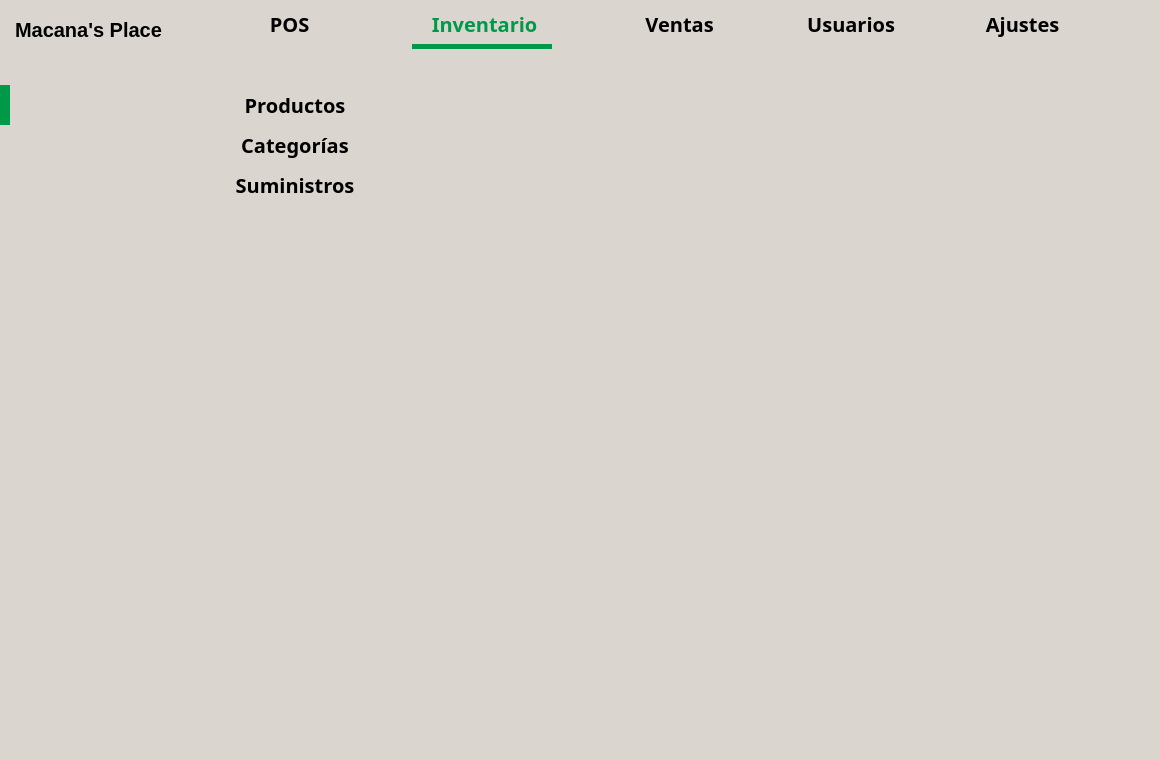
Qt form POS_Application/src/ui/inventory/inventory.ui (Svndda/POS) before a commit.
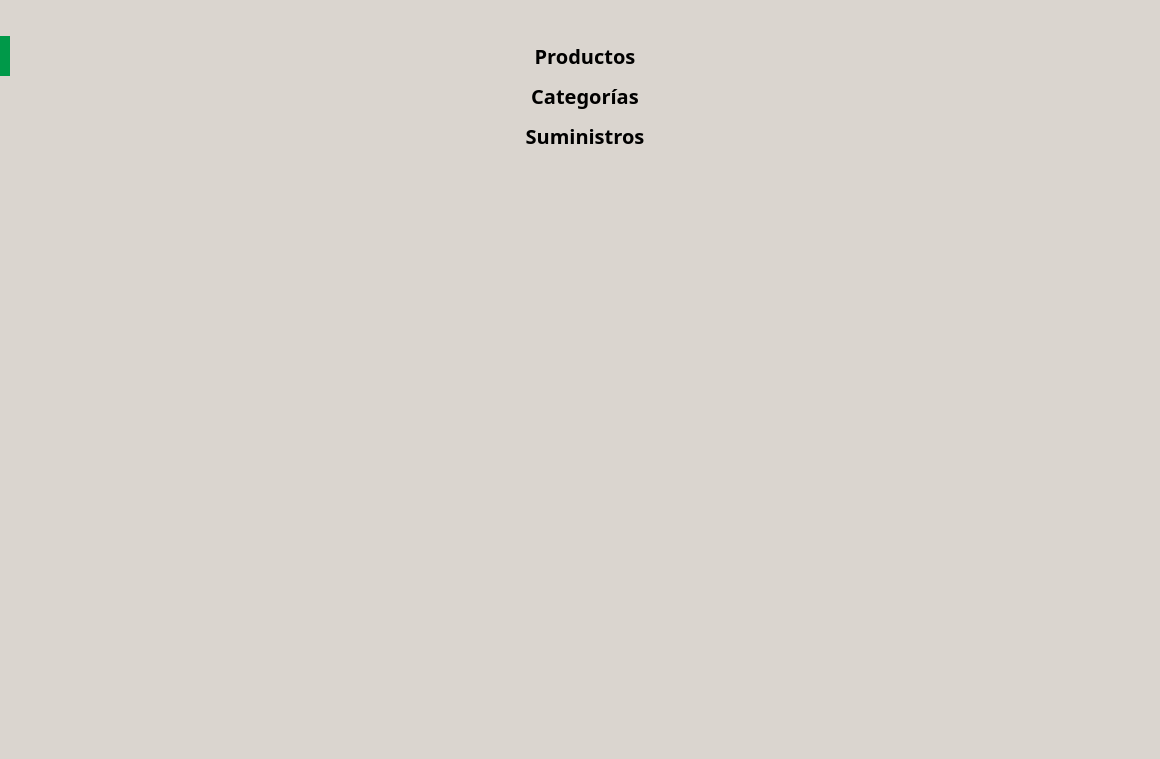
The same form after that commit. Icons and pictures are not drawn.

What changed in the file:
```diff
--- a/POS_Application/src/ui/inventory/inventory.ui
+++ b/POS_Application/src/ui/inventory/inventory.ui
@@ -40,7 +40,7 @@
     <number>0</number>
    </property>
    <property name="topMargin">
-    <number>10</number>
+    <number>0</number>
    </property>
    <property name="rightMargin">
     <number>0</number>
@@ -51,7 +51,7 @@
    <property name="spacing">
     <number>0</number>
    </property>
-   <item row="1" column="0">
+   <item row="0" column="0">
     <layout class="QVBoxLayout" name="verticalLayout">
      <property name="spacing">
       <number>0</number>
@@ -343,595 +343,6 @@
      </item>
     </layout>
    </item>
-   <item row="0" column="0" colspan="2">
-    <layout class="QHBoxLayout" name="horizontalLayout">
-     <property name="spacing">
-      <number>0</number>
-     </property>
-     <property name="sizeConstraint">
-      <enum>QLayout::SizeConstraint::SetDefaultConstraint</enum>
-     </property>
-     <property name="leftMargin">
-      <number>15</number>
-     </property>
-     <property name="topMargin">
-      <number>0</number>
-     </property>
-     <property name="rightMargin">
-      <number>15</number>
-     </property>
-     <property name="bottomMargin">
-      <number>0</number>
-     </property>
-     <item>
-      <widget class="QLabel" name="programName_label">
-       <property name="sizePolicy">
-        <sizepolicy hsizetype="Expanding" vsizetype="Preferred">
-         <horstretch>0</horstretch>
-         <verstretch>0</verstretch>
-        </sizepolicy>
-       </property>
-       <property name="font">
-        <font>
-         <pointsize>15</pointsize>
-         <bold>true</bold>
-        </font>
-       </property>
-       <property name="styleSheet">
-        <string notr="true">color:black;</string>
-       </property>
-       <property name="text">
-        <string>Macana's Place</string>
-       </property>
-      </widget>
-     </item>
-     <item>
-      <spacer name="horizontalSpacer_3">
-       <property name="orientation">
-        <enum>Qt::Orientation::Horizontal</enum>
-       </property>
-       <property name="sizeHint" stdset="0">
-        <size>
-         <width>40</width>
-         <height>20</height>
-        </size>
-       </property>
-      </spacer>
-     </item>
-     <item>
-      <layout class="QVBoxLayout" name="verticalLayout_2">
-       <item>
-        <widget class="QPushButton" name="pushButton_4">
-         <property name="sizePolicy">
-          <sizepolicy hsizetype="Expanding" vsizetype="Maximum">
-           <horstretch>0</horstretch>
-           <verstretch>0</verstretch>
-          </sizepolicy>
-         </property>
-         <property name="minimumSize">
-          <size>
-           <width>0</width>
-           <height>10</height>
-          </size>
-         </property>
-         <property name="maximumSize">
-          <size>
-           <width>16777215</width>
-           <height>200</height>
-          </size>
-         </property>
-         <property name="font">
-          <font>
-           <family>Segoe UI Variable</family>
-           <pointsize>15</pointsize>
-           <bold>true</bold>
-          </font>
-         </property>
-         <property name="styleSheet">
-          <string notr="true">QPushButton {
-  background-color: transparent;      /* Color de fondo normal */
-               /* Color del texto normal */
-	color: rgb(0, 0, 0);
-  text-align: center;
- border: none
-}
-
-QPushButton:hover {
-  background-color: transparent;     /* Fondo al pasar el mouse */
-  color: white;              /* Color del texto al pasar el mouse */
-}
-
-QPushButton:pressed {
-  background-color: transparent;     /* Fondo al presionar */
-  color: rgb(0, 153, 73);               /* Color del texto al presionar */
-}
-
-QPushButton:disabled {
-  background-color: rgb(39, 39, 43);     /* Fondo deshabilitado */
-  color: #7f8c8d;                /* Color del texto deshabilitado */
-}
-
-QPushButton:checked {
-  background-color: #27ae60;     /* Fondo cuando está checkable y activado */
-  color: #ecf0f1;        
-}
-
-</string>
-         </property>
-         <property name="text">
-          <string> POS</string>
-         </property>
-         <property name="icon">
-          <iconset theme="QIcon::ThemeIcon::EditPaste"/>
-         </property>
-         <property name="iconSize">
-          <size>
-           <width>25</width>
-           <height>25</height>
-          </size>
-         </property>
-        </widget>
-       </item>
-       <item>
-        <widget class="QWidget" name="widget_5" native="true">
-         <property name="sizePolicy">
-          <sizepolicy hsizetype="Expanding" vsizetype="Preferred">
-           <horstretch>0</horstretch>
-           <verstretch>0</verstretch>
-          </sizepolicy>
-         </property>
-         <property name="minimumSize">
-          <size>
-           <width>0</width>
-           <height>5</height>
-          </size>
-         </property>
-        </widget>
-       </item>
-      </layout>
-     </item>
-     <item>
-      <spacer name="horizontalSpacer_4">
-       <property name="orientation">
-        <enum>Qt::Orientation::Horizontal</enum>
-       </property>
-       <property name="sizeHint" stdset="0">
-        <size>
-         <width>40</width>
-         <height>20</height>
-        </size>
-       </property>
-      </spacer>
-     </item>
-     <item>
-      <layout class="QVBoxLayout" name="verticalLayout_3">
-       <property name="spacing">
-        <number>6</number>
-       </property>
-       <property name="topMargin">
-        <number>0</number>
-       </property>
-       <item>
-        <widget class="QPushButton" name="pushButton_3">
-         <property name="sizePolicy">
-          <sizepolicy hsizetype="Expanding" vsizetype="Maximum">
-           <horstretch>0</horstretch>
-           <verstretch>0</verstretch>
-          </sizepolicy>
-         </property>
-         <property name="minimumSize">
-          <size>
-           <width>0</width>
-           <height>10</height>
-          </size>
-         </property>
-         <property name="maximumSize">
-          <size>
-           <width>16777215</width>
-           <height>200</height>
-          </size>
-         </property>
-         <property name="font">
-          <font>
-           <family>Segoe UI Variable</family>
-           <pointsize>15</pointsize>
-           <bold>true</bold>
-          </font>
-         </property>
-         <property name="styleSheet">
-          <string notr="true">QPushButton {
-  background-color: transparent;      /* Color de fondo normal */
-  color: rgb(0, 153, 73);               /* Color del texto normal */
-  text-align: center;
- border: none
-}
-
-QPushButton:hover {
-  background-color: transparent;     /* Fondo al pasar el mouse */
-  color: rgb(0, 153, 73);              /* Color del texto al pasar el mouse */
-}
-
-QPushButton:pressed {
-  background-color: transparent;     /* Fondo al presionar */
-  color: rgb(0, 153, 73);               /* Color del texto al presionar */
-}
-
-QPushButton:disabled {
-  background-color: rgb(39, 39, 43);     /* Fondo deshabilitado */
-  color: #7f8c8d;                /* Color del texto deshabilitado */
-}
-
-QPushButton:checked {
-  background-color: #27ae60;     /* Fondo cuando está checkable y activado */
-  color: #ecf0f1;        
-}
-</string>
-         </property>
-         <property name="text">
-          <string> Inventario</string>
-         </property>
-         <property name="icon">
-          <iconset theme="QIcon::ThemeIcon::FolderOpen"/>
-         </property>
-         <property name="iconSize">
-          <size>
-           <width>25</width>
-           <height>25</height>
-          </size>
-         </property>
-        </widget>
-       </item>
-       <item>
-        <widget class="QWidget" name="widget_6" native="true">
-         <property name="sizePolicy">
-          <sizepolicy hsizetype="Expanding" vsizetype="Preferred">
-           <horstretch>0</horstretch>
-           <verstretch>0</verstretch>
-          </sizepolicy>
-         </property>
-         <property name="minimumSize">
-          <size>
-           <width>140</width>
-           <height>5</height>
-          </size>
-         </property>
-         <property name="styleSheet">
-          <string notr="true">background-color: rgb(0, 153, 73);</string>
-         </property>
-        </widget>
-       </item>
-      </layout>
-     </item>
-     <item>
-      <spacer name="horizontalSpacer_5">
-       <property name="orientation">
-        <enum>Qt::Orientation::Horizontal</enum>
-       </property>
-       <property name="sizeHint" stdset="0">
-        <size>
-         <width>40</width>
-         <height>20</height>
-        </size>
-       </property>
-      </spacer>
-     </item>
-     <item>
-      <layout class="QVBoxLayout" name="verticalLayout_4">
-       <item>
-        <widget class="QPushButton" name="pushButton_5">
-         <property name="sizePolicy">
-          <sizepolicy hsizetype="Expanding" vsizetype="Maximum">
-           <horstretch>0</horstretch>
-           <verstretch>0</verstretch>
-          </sizepolicy>
-         </property>
-         <property name="minimumSize">
-          <size>
-           <width>0</width>
-           <height>10</height>
-          </size>
-         </property>
-         <property name="maximumSize">
-          <size>
-           <width>16777215</width>
-           <height>200</height>
-          </size>
-         </property>
-         <property name="font">
-          <font>
-           <family>Segoe UI Variable</family>
-           <pointsize>15</pointsize>
-           <bold>true</bold>
-          </font>
-         </property>
-         <property name="styleSheet">
-          <string notr="true">QPushButton {
-  background-color: transparent;      /* Color de fondo normal */
-               /* Color del texto normal */
-	color: rgb(0, 0, 0);
-  text-align: center;
- border: none
-}
-
-QPushButton:hover {
-  background-color: transparent;     /* Fondo al pasar el mouse */
-  color: white;              /* Color del texto al pasar el mouse */
-}
-
-QPushButton:pressed {
-  background-color: transparent;     /* Fondo al presionar */
-  color: rgb(0, 153, 73);               /* Color del texto al presionar */
-}
-
-QPushButton:disabled {
-  background-color: rgb(39, 39, 43);     /* Fondo deshabilitado */
-  color: #7f8c8d;                /* Color del texto deshabilitado */
-}
-
-QPushButton:checked {
-  background-color: #27ae60;     /* Fondo cuando está checkable y activado */
-  color: #ecf0f1;        
-}
-
-</string>
-         </property>
-         <property name="text">
-          <string> Ventas</string>
-         </property>
-         <property name="icon">
-          <iconset theme="QIcon::ThemeIcon::ViewFullscreen"/>
-         </property>
-         <property name="iconSize">
-          <size>
-           <width>25</width>
-           <height>25</height>
-          </size>
-         </property>
-        </widget>
-       </item>
-       <item>
-        <widget class="QWidget" name="widget_7" native="true">
-         <property name="sizePolicy">
-          <sizepolicy hsizetype="Expanding" vsizetype="Preferred">
-           <horstretch>0</horstretch>
-           <verstretch>0</verstretch>
-          </sizepolicy>
-         </property>
-         <property name="minimumSize">
-          <size>
-           <width>0</width>
-           <height>5</height>
-          </size>
-         </property>
-        </widget>
-       </item>
-      </layout>
-     </item>
-     <item>
-      <spacer name="horizontalSpacer_6">
-       <property name="orientation">
-        <enum>Qt::Orientation::Horizontal</enum>
-       </property>
-       <property name="sizeHint" stdset="0">
-        <size>
-         <width>40</width>
-         <height>20</height>
-        </size>
-       </property>
-      </spacer>
-     </item>
-     <item>
-      <layout class="QVBoxLayout" name="verticalLayout_5">
-       <item>
-        <widget class="QPushButton" name="pushButton_7">
-         <property name="sizePolicy">
-          <sizepolicy hsizetype="Expanding" vsizetype="Maximum">
-           <horstretch>0</horstretch>
-           <verstretch>0</verstretch>
-          </sizepolicy>
-         </property>
-         <property name="minimumSize">
-          <size>
-           <width>0</width>
-           <height>10</height>
-          </size>
-         </property>
-         <property name="maximumSize">
-          <size>
-           <width>16777215</width>
-           <height>200</height>
-          </size>
-         </property>
-         <property name="font">
-          <font>
-           <family>Segoe UI Variable</family>
-           <pointsize>15</pointsize>
-           <bold>true</bold>
-          </font>
-         </property>
-         <property name="styleSheet">
-          <string notr="true">QPushButton {
-  background-color: transparent;      /* Color de fondo normal */
-               /* Color del texto normal */
-	color: rgb(0, 0, 0);
-  text-align: center;
- border: none
-}
-
-QPushButton:hover {
-  background-color: transparent;     /* Fondo al pasar el mouse */
-  color: white;              /* Color del texto al pasar el mouse */
-}
-
-QPushButton:pressed {
-  background-color: transparent;     /* Fondo al presionar */
-  color: rgb(0, 153, 73);               /* Color del texto al presionar */
-}
-
-QPushButton:disabled {
-  background-color: rgb(39, 39, 43);     /* Fondo deshabilitado */
-  color: #7f8c8d;                /* Color del texto deshabilitado */
-}
-
-QPushButton:checked {
-  background-color: #27ae60;     /* Fondo cuando está checkable y activado */
-  color: #ecf0f1;        
-}
-
-</string>
-         </property>
-         <property name="text">
-          <string> Usuarios</string>
-         </property>
-         <property name="icon">
-          <iconset theme="QIcon::ThemeIcon::ContactNew"/>
-         </property>
-         <property name="iconSize">
-          <size>
-           <width>25</width>
-           <height>25</height>
-          </size>
-         </property>
-        </widget>
-       </item>
-       <item>
-        <widget class="QWidget" name="widget_8" native="true">
-         <property name="sizePolicy">
-          <sizepolicy hsizetype="Expanding" vsizetype="Preferred">
-           <horstretch>0</horstretch>
-           <verstretch>0</verstretch>
-          </sizepolicy>
-         </property>
-         <property name="minimumSize">
-          <size>
-           <width>0</width>
-           <height>5</height>
-          </size>
-         </property>
-        </widget>
-       </item>
-      </layout>
-     </item>
-     <item>
-      <spacer name="horizontalSpacer_7">
-       <property name="orientation">
-        <enum>Qt::Orientation::Horizontal</enum>
-       </property>
-       <property name="sizeHint" stdset="0">
-        <size>
-         <width>40</width>
-         <height>20</height>
-        </size>
-       </property>
-      </spacer>
-     </item>
-     <item>
-      <layout class="QVBoxLayout" name="verticalLayout_7">
-       <item>
-        <widget class="QPushButton" name="pushButton_6">
-         <property name="sizePolicy">
-          <sizepolicy hsizetype="Expanding" vsizetype="Maximum">
-           <horstretch>0</horstretch>
-           <verstretch>0</verstretch>
-          </sizepolicy>
-         </property>
-         <property name="minimumSize">
-          <size>
-           <width>0</width>
-           <height>10</height>
-          </size>
-         </property>
-         <property name="maximumSize">
-          <size>
-           <width>16777215</width>
-           <height>200</height>
-          </size>
-         </property>
-         <property name="font">
-          <font>
-           <family>Segoe UI Variable</family>
-           <pointsize>15</pointsize>
-           <bold>true</bold>
-          </font>
-         </property>
-         <property name="styleSheet">
-          <string notr="true">QPushButton {
-  background-color: transparent;      /* Color de fondo normal */
-               /* Color del texto normal */
-	color: rgb(0, 0, 0);
-  text-align: center;
- border: none
-}
-
-QPushButton:hover {
-  background-color: transparent;     /* Fondo al pasar el mouse */
-  color: white;              /* Color del texto al pasar el mouse */
-}
-
-QPushButton:pressed {
-  background-color: transparent;     /* Fondo al presionar */
-  color: rgb(0, 153, 73);               /* Color del texto al presionar */
-}
-
-QPushButton:disabled {
-  background-color: rgb(39, 39, 43);     /* Fondo deshabilitado */
-  color: #7f8c8d;                /* Color del texto deshabilitado */
-}
-
-QPushButton:checked {
-  background-color: #27ae60;     /* Fondo cuando está checkable y activado */
-  color: #ecf0f1;        
-}
-
-</string>
-         </property>
-         <property name="text">
-          <string> Ajustes</string>
-         </property>
-         <property name="icon">
-          <iconset theme="QIcon::ThemeIcon::AppointmentNew"/>
-         </property>
-         <property name="iconSize">
-          <size>
-           <width>24</width>
-           <height>24</height>
-          </size>
-         </property>
-        </widget>
-       </item>
-       <item>
-        <widget class="QWidget" name="widget_9" native="true">
-         <property name="sizePolicy">
-          <sizepolicy hsizetype="Expanding" vsizetype="Preferred">
-           <horstretch>0</horstretch>
-           <verstretch>0</verstretch>
-          </sizepolicy>
-         </property>
-         <property name="minimumSize">
-          <size>
-           <width>0</width>
-           <height>5</height>
-          </size>
-         </property>
-        </widget>
-       </item>
-      </layout>
-     </item>
-     <item>
-      <spacer name="horizontalSpacer_2">
-       <property name="orientation">
-        <enum>Qt::Orientation::Horizontal</enum>
-       </property>
-       <property name="sizeHint" stdset="0">
-        <size>
-         <width>40</width>
-         <height>20</height>
-        </size>
-       </property>
-      </spacer>
-     </item>
-    </layout>
-   </item>
   </layout>
  </widget>
  <resources/>
```
